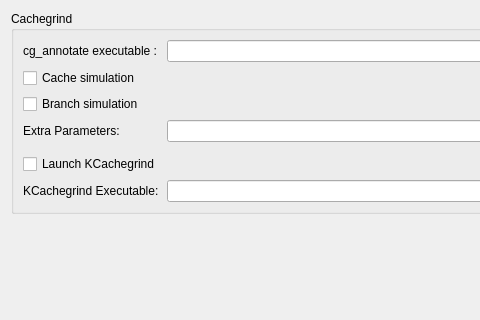
This is config/ui/cachegrindconfig.ui in KDE/kdev-valgrind as Qt 5 draws it before an edit; both pictures show x 0 to 480 and y 0 to 320 of the 669 by 475 pixel window. The edited form follows.
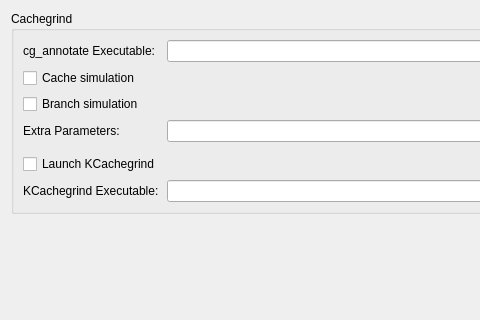
This is the edited form. Custom widgets are drawn as their Qt base class.

What changed in the file:
```diff
--- a/config/ui/cachegrindconfig.ui
+++ b/config/ui/cachegrindconfig.ui
@@ -44,7 +44,7 @@
       <item row="2" column="0">
        <widget class="QLabel" name="label_3">
         <property name="text">
-         <string>cg_annotate executable :</string>
+         <string>cg_annotate Executable:</string>
         </property>
        </widget>
       </item>
```
